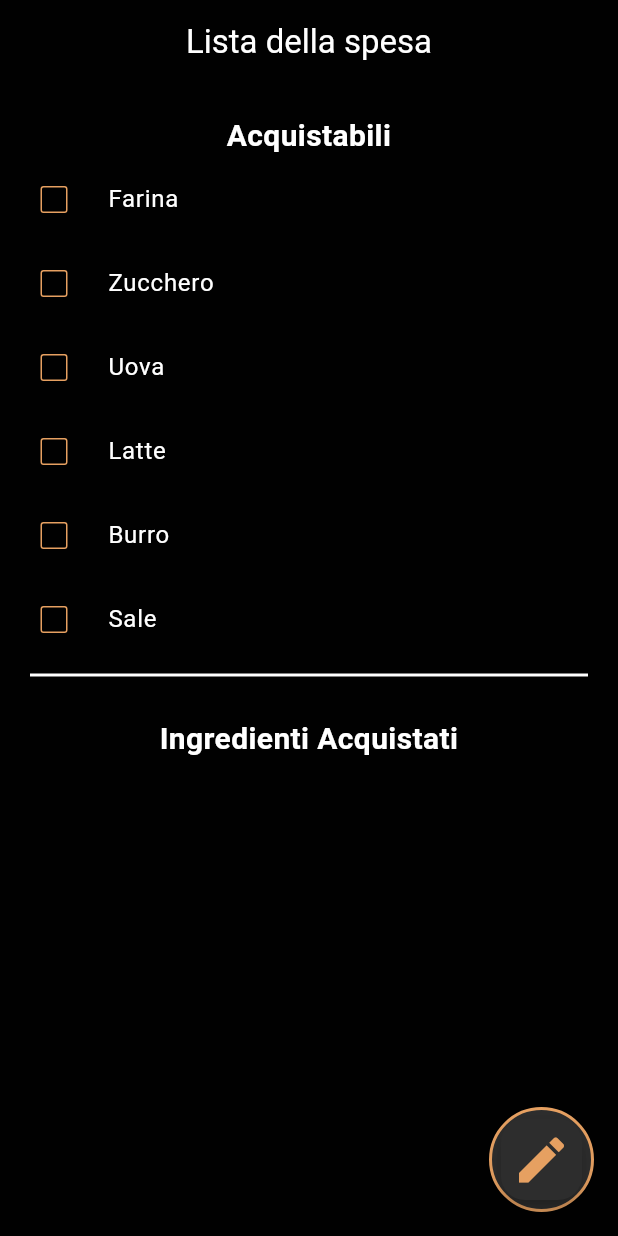
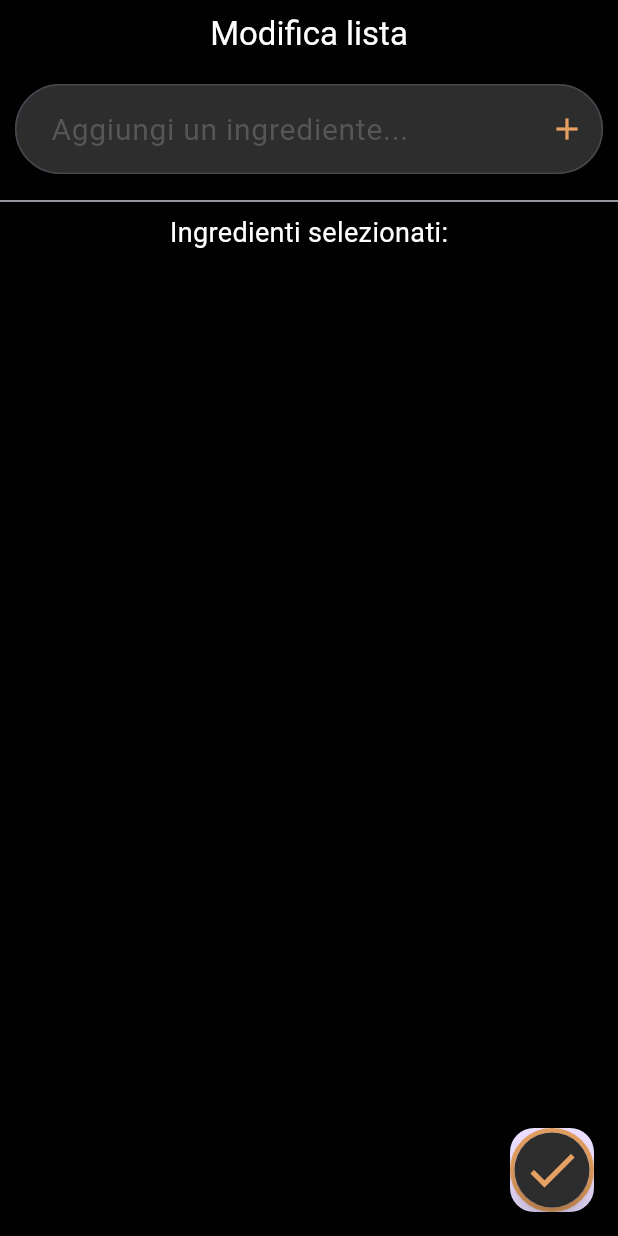
Before and after one commit to iamloll/Lavoro_Gruppo_Flutter_Vem_LA, a Flutter app: the screen it shows after launch, after a tap on the "edit" icon, on a phone screen of 412 x 824 dp. Run offline on Flutter 3.47's test engine with Material 3 defaults, Android fonts, the phone set to English and light mode, and no system bars.

Commit message:
lista_della_spesa_funzionante

```diff
--- a/zdor_app/lib/screens/lista_spesa_screen.dart
+++ b/zdor_app/lib/screens/lista_spesa_screen.dart
@@ -1,6 +1,7 @@
-import 'dart:convert';
 import 'package:flutter/material.dart';
 import 'package:zdor_app/constant.dart';
+import 'package:zdor_app/screens/modifica_lista_screen.dart';
+import 'package:zdor_app/widgets/modifica_lista_button.dart'; // Importa la pagina di modifica
 
 final Map<String, dynamic> json = {
   'acquistabili': [
@@ -22,14 +23,27 @@ final Map<String, dynamic> json = {
   "acquistati": []
 };
 
+// ignore: must_be_immutable
 class IngredientListScreen extends StatefulWidget {
+  List<String> selectedIngredients;
+
+  IngredientListScreen({Key? key, List<String>? selectedIngredients})
+      : selectedIngredients = selectedIngredients ?? [],
+        super(key: key);
+
   @override
   _IngredientListScreenState createState() => _IngredientListScreenState();
 }
 
 class _IngredientListScreenState extends State<IngredientListScreen> {
-  final List<String> ingredients = List<String>.from(json["acquistabili"]);
+  List<String> ingredients = List<String>.from(json["acquistabili"]);
   final List<String> bought = List<String>.from(json["acquistati"]);
+
+  @override
+  void initState() {
+    super.initState();
+    ingredients.addAll(widget.selectedIngredients);
+  }
 
   @override
   Widget build(BuildContext context) {
@@ -94,17 +108,15 @@ class _IngredientListScreenState extends State<IngredientListScreen> {
           ),
           SizedBox(height: 20),
           Padding(
-            padding: EdgeInsets.symmetric(
-                horizontal: 20.0), // Aggiunge spazio ai lati
+            padding: EdgeInsets.symmetric(horizontal: 20.0),
             child: Divider(
-              // Aggiunta della linea bianca con spazio ai lati
               color: kWhiteColor,
               thickness: 2.0,
             ),
           ),
           SizedBox(height: 20),
           Text(
-            'Ingredienti Acquistati',
+            'Acquistati',
             textAlign: TextAlign.center,
             style: TextStyle(
                 fontSize: 20, fontWeight: FontWeight.bold, color: kWhiteColor),
@@ -119,8 +131,8 @@ class _IngredientListScreenState extends State<IngredientListScreen> {
                     ingredient,
                     style: TextStyle(color: kWhiteColor),
                   ),
-                  trailing: IconButton(
-                    icon: Icon(Icons.delete),
+                  leading: IconButton(
+                    icon: Icon(Icons.check_box),
                     color: kLightOrangeColor,
                     onPressed: () {
                       setState(() {
@@ -136,28 +148,15 @@ class _IngredientListScreenState extends State<IngredientListScreen> {
           ),
         ],
       ),
-      floatingActionButton: Container(
-        width: 70.0, // Imposta la larghezza desiderata
-        height: 70.0, // Imposta l'altezza desiderata
-        padding: EdgeInsets.all(6.0), // Spazio intorno all'icona
-        decoration: BoxDecoration(
-          shape: BoxShape.circle,
-          color: kDarkGreyColor,
-          border: Border.all(
-            color: kLightOrangeColor,
-            width: 2.0,
-          ),
-        ),
-        child: FloatingActionButton(
+      floatingActionButton: FloatingActionButton(
           onPressed: () {
-            // Aggiungi qui la logica per l'azione del bottone della matita
+            // Naviga alla pagina di modifica quando il pulsante della matita viene premuto
+            Navigator.push(
+              context,
+              MaterialPageRoute(builder: (context) => ModifyListScreen()),
+            );
           },
-          backgroundColor: kDarkGreyColor,
-          foregroundColor: kLightOrangeColor,
-          child:
-              Icon(Icons.edit, size: 40.0), // Imposta la grandezza dell'icona
-        ),
-      ),
+          child: modifica_lista_button()),
       floatingActionButtonLocation: FloatingActionButtonLocation.endFloat,
     );
   }
@@ -167,9 +166,3 @@ class _IngredientListScreenState extends State<IngredientListScreen> {
     json['acquistati'] = List<String>.from(bought);
   }
 }
-
-void main() {
-  runApp(MaterialApp(
-    home: IngredientListScreen(),
-  ));
-}
--- /dev/null
+++ b/zdor_app/lib/screens/modifica_lista_screen.dart
@@ -0,0 +1,154 @@
+import 'package:flutter/material.dart';
+import 'package:zdor_app/constant.dart';
+import '../widgets/checking_modifica_button.dart';
+import 'lista_spesa_screen.dart';
+
+final List<String> newIngredients = [];
+
+class ModifyListScreen extends StatefulWidget {
+  @override
+  _ModifyListScreenState createState() => _ModifyListScreenState();
+}
+
+class _ModifyListScreenState extends State<ModifyListScreen> {
+  List<String> searchedIngredients = [];
+  List<String> selectedIngredients = [];
+
+  void addIngredient(String ingredient) {
+    setState(() {
+      selectedIngredients.add(ingredient);
+      searchedIngredients.remove(ingredient);
+    });
+  }
+
+  void removeIngredient(String ingredient) {
+    setState(() {
+      selectedIngredients.remove(ingredient);
+    });
+  }
+
+  void _navigateToIngredientList(BuildContext context) {
+    Navigator.push(
+      context,
+      MaterialPageRoute(
+        builder: (context) => IngredientListScreen(),
+      ),
+    );
+  }
+
+  @override
+  Widget build(BuildContext context) {
+    return Scaffold(
+      appBar: AppBar(
+        automaticallyImplyLeading: false,
+        title: Text('Modifica lista'),
+        centerTitle: true,
+        backgroundColor: kBlackColor,
+        foregroundColor: kWhiteColor,
+        bottom: PreferredSize(
+          preferredSize: Size.fromHeight(70.0),
+          child: Padding(
+            padding: EdgeInsets.all(10.0),
+            child: TextField(
+              cursorColor: kWhiteColor,
+              style: TextStyle(color: kWhiteColor),
+              decoration: InputDecoration(
+                border: OutlineInputBorder(
+                  borderRadius: BorderRadius.circular(30.0),
+                ),
+                focusedBorder: OutlineInputBorder(
+                  borderRadius: BorderRadius.circular(30.0),
+                  borderSide: BorderSide(
+                    color: kLightOrangeColor,
+                  ),
+                ),
+                filled: true,
+                fillColor: kDarkGreyColor,
+                suffixIcon: IconButton(
+                  icon: Icon(Icons.add),
+                  color: kLightOrangeColor,
+                  onPressed: () {
+                    if (newIngredients.isNotEmpty) {
+                      addIngredient(newIngredients.last);
+                      newIngredients.clear();
+                    }
+                  },
+                ),
+                hintText: "Aggiungi un ingrediente...",
+                hintStyle: TextStyle(
+                  color: kLightGreyColor,
+                  fontSize: 20.0,
+                ),
+                contentPadding: EdgeInsets.symmetric(
+                  vertical: 15.0,
+                  horizontal: 20.0,
+                ),
+              ),
+              onChanged: (value) {
+                setState(() {
+                  newIngredients.add(value);
+                });
+              },
+            ),
+          ),
+        ),
+      ),
+      body: Column(
+        children: [
+          // Visualizza gli ingredienti trovati nella ricerca escludendo quelli già selezionati
+          ...searchedIngredients
+              .where((ingredient) => !selectedIngredients.contains(ingredient))
+              .map(
+                (ingredient) => ListTile(
+                  title: Text(
+                    ingredient,
+                    style: TextStyle(color: kWhiteColor),
+                  ),
+                  onTap: () {
+                    addIngredient(
+                        ingredient); // Aggiungi l'ingrediente selezionato
+                  },
+                ),
+              ),
+          // Visualizza gli ingredienti selezionati dall'utente, escludendo quelli già presenti nella lista degli ingredienti cercati
+          Divider(), // Separatore
+          Text(
+            'Ingredienti selezionati:',
+            style: TextStyle(color: kWhiteColor, fontSize: 18.0),
+          ),
+          ...selectedIngredients
+              .where((ingredient) => !searchedIngredients.contains(ingredient))
+              .map(
+                (ingredient) => ListTile(
+                  title: Row(
+                    children: [
+                      Expanded(
+                        child: Text(
+                          ingredient,
+                          style: TextStyle(color: kWhiteColor),
+                        ),
+                      ),
+                      IconButton(
+                        icon: Icon(Icons.delete),
+                        color: kLightOrangeColor,
+                        onPressed: () {
+                          removeIngredient(ingredient);
+                        },
+                      ),
+                    ],
+                  ),
+                ),
+              ),
+        ],
+      ),
+      backgroundColor: kBlackColor,
+      floatingActionButton: FloatingActionButton(
+        onPressed: () {
+          _navigateToIngredientList(context);
+          //qui va la callback per fissare i nuovi ingredienti alla lista degli ingredienti acquistabili
+        },
+        child: checking_modifica_button(),
+      ),
+    );
+  }
+}
--- /dev/null
+++ b/zdor_app/lib/widgets/checking_modifica_button.dart
@@ -0,0 +1,31 @@
+import 'package:flutter/material.dart';
+import 'package:zdor_app/constant.dart';
+
+class checking_modifica_button extends StatelessWidget {
+  const checking_modifica_button();
+
+  @override
+  Widget build(BuildContext context) {
+    return Container(
+        width: 60.0, // Larghezza del container
+        height: 60.0, // Altezza del container
+        decoration: BoxDecoration(
+          shape: BoxShape.circle, // Imposta la forma del contorno su cerchio
+          border: Border.all(
+            color: kLightOrangeColor, // Colore del contorno
+            width: 3.0, // Spessore del contorno
+          ),
+        ),
+        child: FloatingActionButton(
+          heroTag: null,
+          onPressed: () {
+            // Torna alla schermata precedente (IngredientListScreen)
+            Navigator.pop(context);
+          },
+          backgroundColor: kDarkGreyColor,
+          foregroundColor: kLightOrangeColor,
+          shape: CircleBorder(),
+          child: Icon(Icons.check, size: 40.0),
+        ));
+  }
+}
--- /dev/null
+++ b/zdor_app/lib/widgets/modifica_lista_button.dart
@@ -0,0 +1,37 @@
+import 'package:flutter/material.dart';
+import 'package:flutter/widgets.dart';
+import 'package:zdor_app/constant.dart';
+
+import '../screens/modifica_lista_screen.dart';
+
+class modifica_lista_button extends StatelessWidget {
+  const modifica_lista_button({
+    super.key,
+  });
+
+  @override
+  Widget build(BuildContext context) {
+    return Container(
+      decoration: BoxDecoration(
+        shape: BoxShape.circle,
+        border: Border.all(
+          color: kLightOrangeColor, // Colore del contorno
+          width: 3.0, // Spessore del contorno
+        ),
+      ),
+      child: FloatingActionButton(
+        heroTag: null,
+        onPressed: () {
+          Navigator.push(
+            context,
+            MaterialPageRoute(builder: (context) => ModifyListScreen()),
+          );
+        },
+        backgroundColor: kDarkGreyColor,
+        foregroundColor: kLightOrangeColor,
+        shape: CircleBorder(),
+        child: Icon(Icons.edit, size: 30.0), // Imposta la grandezza dell'icona
+      ),
+    );
+  }
+}
```
Also changed, not shown: zdor_app/lib/widgets/example_starter_widget.dart (line endings or trailing spaces).
